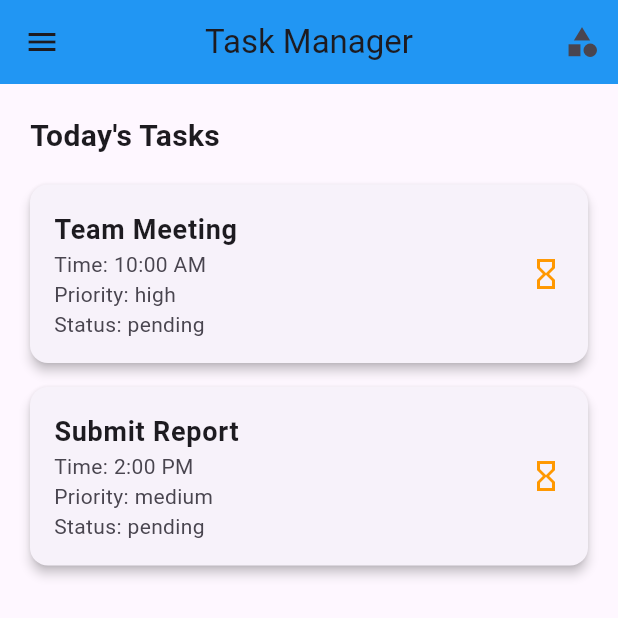
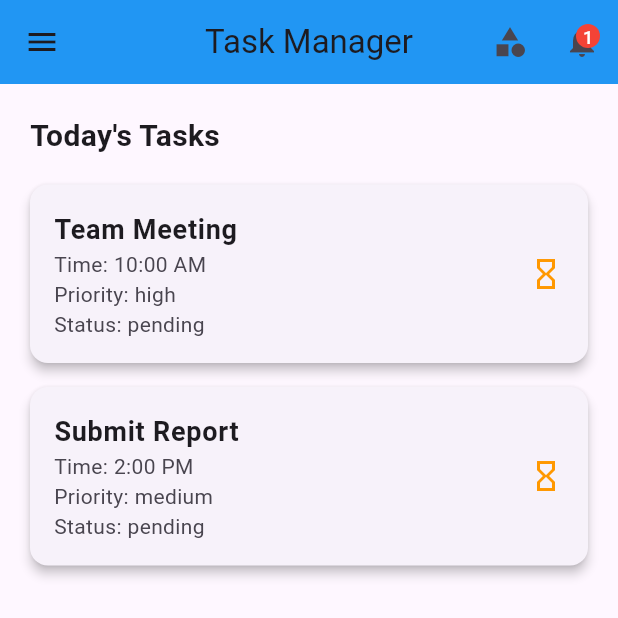
Before and after one commit to p1uma1/taskManager, a Flutter app: the screen it shows after launch, after a tap on "Login", on a phone screen of 412 x 824 dp, the top half of it. Run offline on Flutter 3.47's test engine with Material 3 defaults, Android fonts, the phone set to English and light mode, and no system bars; our stand-ins replace flutter_local_notifications, timezone.

Commit message:
notification

```diff
--- a/lib/models/notification.dart
+++ b/lib/models/task_notification.dart
@@ -1,14 +1,14 @@
+import 'task.dart';
+import '../services/NotificationHelper.dart';
 
-import 'task.dart';
-
-class Notification {
+class TaskNotification {
   int _id;
   DateTime _notificationDate;
   String _message;
 
   Task _task;
 
-  Notification(this._id, this._notificationDate, this._message, this._task);
+  TaskNotification(this._id, this._notificationDate, this._message, this._task);
 
   int get id => _id;
   DateTime get notificationDate => _notificationDate;
@@ -21,6 +21,16 @@ class Notification {
   set message(String message) => _message = message;
   set task(Task task) => _task = task;
 
-  void sendNotification() {}
-  void cancelNotification() {}
+  void sendNotification() {
+    NotificationHelper.scheduleNotification(
+      id: _id,
+      title: _task.title,
+      body: _message,
+      scheduledDate: _notificationDate,
+    );
+  }
+
+  void cancelNotification() {
+    NotificationHelper.cancelNotification(_id);
+  }
 }
--- a/lib/screens/home_screen.dart
+++ b/lib/screens/home_screen.dart
@@ -1,4 +1,5 @@
 import 'package:flutter/material.dart';
+import 'package:taskmanager_new/services/NotificationHelper.dart';
 import 'recyclebin_screen.dart';
 import 'task_details_screen.dart';
 import 'upcoming_tasks_screen.dart';
@@ -10,6 +11,8 @@ import 'package:taskmanager_new/models/category.dart';
 import 'package:taskmanager_new/models/user.dart';
 import 'package:taskmanager_new/components/task_card.dart';
 import '../components/side_nav_bar.dart';
+import '../models/task_notification.dart';
+import '../screens/notification_screen.dart';
 
 class HomeScreen extends StatefulWidget {
   @override
@@ -42,11 +45,14 @@ class _HomeScreenState extends State<HomeScreen> {
     ),
   ];
 
+  List<TaskNotification> notifications = [];
   Widget _currentScreen = const SizedBox(); // Placeholder screen.
 
   @override
   void initState() {
     super.initState();
+    NotificationHelper.initialize();
+    _scheduleNotificationsForTomorrow();
     // Set the default screen to show home content.
     _currentScreen = HomeContentScreen(tasks: tasks);
   }
@@ -84,6 +90,37 @@ class _HomeScreenState extends State<HomeScreen> {
               );
             },
           ),
+          IconButton(
+              icon: Stack(
+                children: [
+                  Icon(Icons.notifications),
+                  if (notifications.isNotEmpty)
+                    Positioned(
+                      right: 0,
+                      child: CircleAvatar(
+                        radius: 8,
+                        backgroundColor: Colors.red,
+                        child: Text(
+                          '${notifications.length}',
+                          style: TextStyle(
+                            color: Colors.white,
+                            fontSize: 12,
+                          ),
+                        ),
+                      ),
+                    ),
+                ],
+              ),
+              onPressed: () {
+                Navigator.push(
+                  context,
+                  MaterialPageRoute(
+                    builder: (context) => NotificationsScreen(
+                      notifications: notifications,
+                    ),
+                  ),
+                );
+              }),
         ],
       ),
       drawer: SideNavBar(onItemSelected: _handleNavigation),
@@ -109,6 +146,29 @@ class _HomeScreenState extends State<HomeScreen> {
         ),
       ),
     );
+  }
+
+  void _scheduleNotificationsForTomorrow() {
+    final tomorrow = DateTime.now().add(Duration(days: 1));
+    final tasksDueTomorrow = tasks.where((task) {
+      return task.dueDate.year == tomorrow.year &&
+          task.dueDate.month == tomorrow.month &&
+          task.dueDate.day == tomorrow.day &&
+          task.status == TaskStatus.pending;
+    }).toList();
+
+    for (var task in tasksDueTomorrow) {
+      final notification = TaskNotification(
+        task.id,
+        task.dueDate.subtract(Duration(hours: 1)), // Notify 1 hour before
+        'Reminder: ${task.title} is due tomorrow!',
+        task,
+      );
+      notification.sendNotification();
+      setState(() {
+        notifications.add(notification);
+      });
+    }
   }
 }
 
--- /dev/null
+++ b/lib/services/NotificationHelper.dart
@@ -0,0 +1,62 @@
+import 'package:flutter_local_notifications/flutter_local_notifications.dart';
+import 'package:timezone/timezone.dart' as tz;
+import 'package:timezone/data/latest_all.dart' as tz;
+
+class NotificationHelper {
+  static final _notifications = FlutterLocalNotificationsPlugin();
+
+  static Future<void> initialize() async {
+    // Initialize time zone
+    tz.initializeTimeZones();
+
+    // Android initialization
+    const android = AndroidInitializationSettings('@mipmap/ic_launcher');
+    const iOS = DarwinInitializationSettings();
+
+    // Initialization settings
+    const settings = InitializationSettings(android: android, iOS: iOS);
+
+    // Initialize plugin
+    await _notifications.initialize(
+      settings,
+      onDidReceiveNotificationResponse: (response) {
+        // Handle when user taps the notification
+        print("Notification Tapped: ${response.payload}");
+      },
+    );
+  }
+
+  static Future<void> scheduleNotification({
+    required int id,
+    required String title,
+    required String body,
+    required DateTime scheduledDate,
+  }) async {
+    final androidDetails = AndroidNotificationDetails(
+      'task_channel',
+      'Task Notifications',
+      channelDescription: 'Notifications for task reminders',
+      importance: Importance.high,
+      priority: Priority.high,
+    );
+
+    const iOSDetails = DarwinNotificationDetails();
+    final details =
+        NotificationDetails(android: androidDetails, iOS: iOSDetails);
+
+    await _notifications.zonedSchedule(
+      id,
+      title,
+      body,
+      tz.TZDateTime.from(scheduledDate, tz.local),
+      details,
+      androidScheduleMode: AndroidScheduleMode.exactAllowWhileIdle,
+      uiLocalNotificationDateInterpretation:
+          UILocalNotificationDateInterpretation.wallClockTime,
+    );
+  }
+
+  static Future<void> cancelNotification(int id) async {
+    await _notifications.cancel(id);
+  }
+}
--- a/pubspec.yaml
+++ b/pubspec.yaml
@@ -35,6 +35,8 @@ dependencies:
   # The following adds the Cupertino Icons font to your application.
   # Use with the CupertinoIcons class for iOS style icons.
   cupertino_icons: ^1.0.8
+
+  flutter_local_notifications: ^18.0.1
 
 dev_dependencies:
   flutter_test:
```
Also changed, not shown: lib/screens/notification_screen.dart (added, +36 -0 lines), pubspec.lock.
